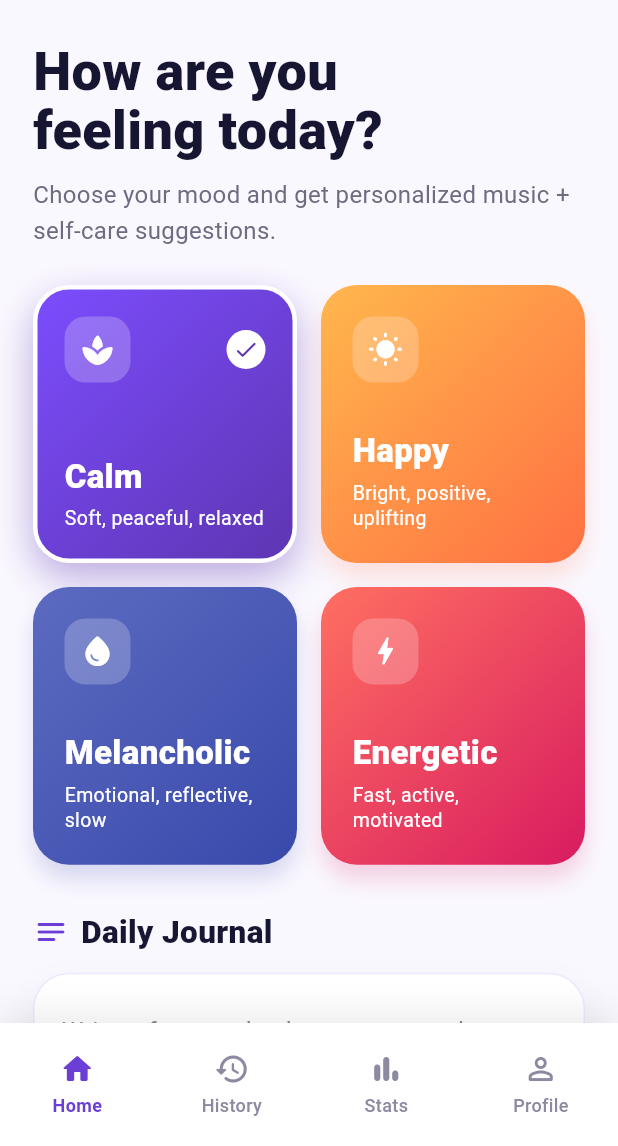
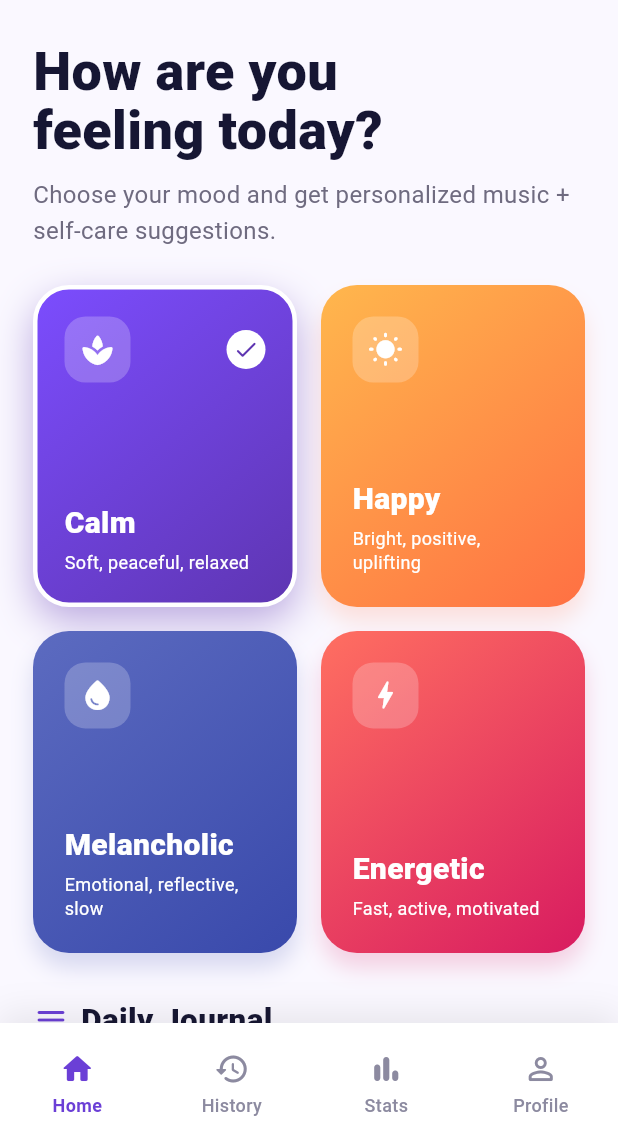
Before and after one commit to meltemyanoglu/moodflow_app, a Flutter app: the screen it shows after launch, on a phone screen of 412 x 824 dp, the part 90-1236 px from its top. Run offline on Flutter 3.47's test engine with Material 3 defaults, Android fonts, the phone set to English and light mode, and no system bars; our stand-ins replace fl_chart, shared_preferences.

Commit message:
feat: Update project configuration and UI adjustments for mood tracking

```diff
--- a/lib/main.dart
+++ b/lib/main.dart
@@ -379,7 +379,7 @@ class _MoodGrid extends StatelessWidget {
         crossAxisCount: 2,
         crossAxisSpacing: 16,
         mainAxisSpacing: 16,
-        childAspectRatio: 0.95,
+        childAspectRatio: 0.82,
       ),
       itemBuilder: (context, index) {
         final mood = kMoods[index];
@@ -440,19 +440,26 @@ class _MoodGrid extends StatelessWidget {
                   ],
                 ),
                 const Spacer(),
-                Text(
-                  mood.name,
-                  style: const TextStyle(
-                    fontSize: 22,
-                    fontWeight: FontWeight.w900,
-                    color: Colors.white,
+                FittedBox(
+                  fit: BoxFit.scaleDown,
+                  alignment: Alignment.centerLeft,
+                  child: Text(
+                    mood.name,
+                    maxLines: 1,
+                    style: const TextStyle(
+                      fontSize: 20,
+                      fontWeight: FontWeight.w900,
+                      color: Colors.white,
+                    ),
                   ),
                 ),
                 const SizedBox(height: 4),
                 Text(
                   mood.description,
+                  maxLines: 2,
+                  overflow: TextOverflow.ellipsis,
                   style: const TextStyle(
-                    fontSize: 13,
+                    fontSize: 12,
                     height: 1.3,
                     color: Colors.white,
                   ),
```
Also changed, not shown: 3 other files.
